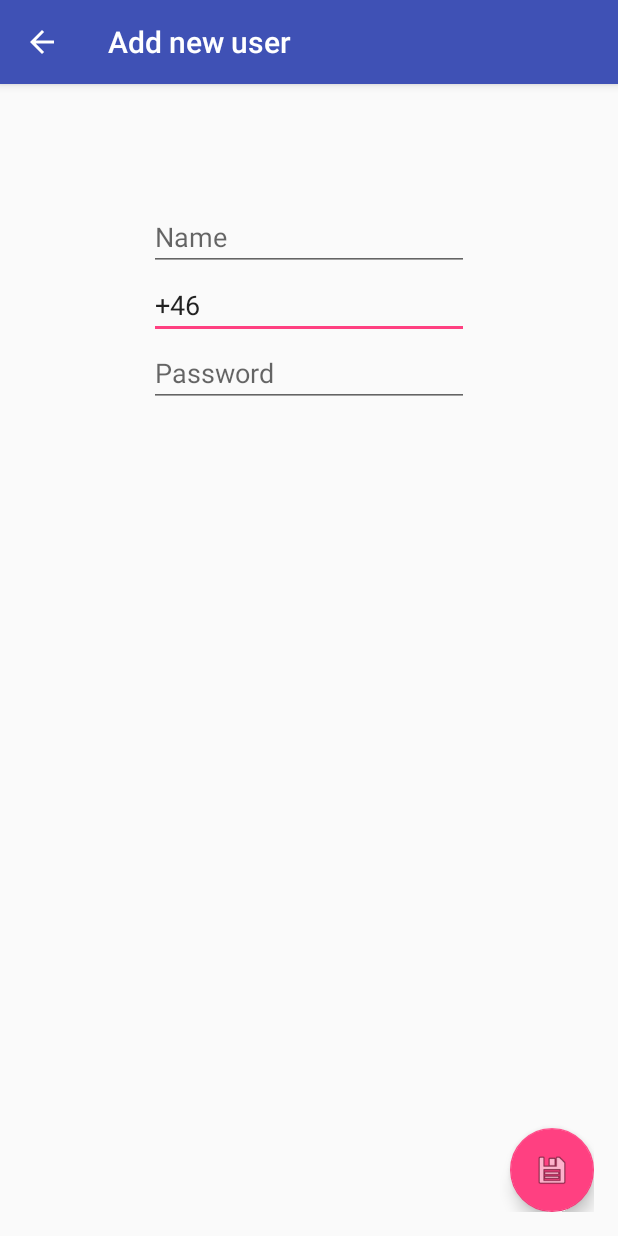
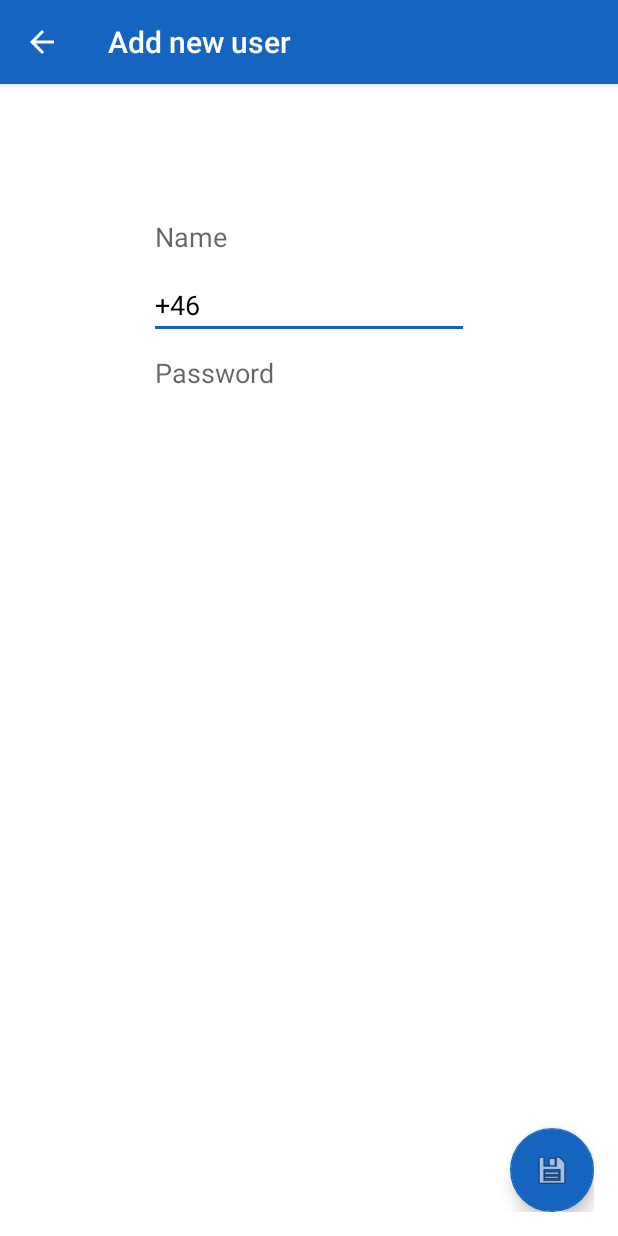
Before and after one commit to ArcticLabs/Opendoor, an Android app: the NewUserActivity screen opened directly, with no data from a screen before it, on a phone screen of 412 x 824 dp. Run offline under Robolectric (Android 15) with nearby library versions, the phone set to English and light mode, and no system bars.

Commit message:
Added launcher icon and adjusted theme colors.

```diff
--- a/app/src/main/res/values-v21/styles.xml
+++ b/app/src/main/res/values-v21/styles.xml
@@ -20,4 +20,15 @@
             <item name="android:windowDrawsSystemBarBackgrounds">true</item>
             <item name="android:statusBarColor">@android:color/transparent</item>
         </style>
+
+    <style name="AppTheme" parent="Theme.AppCompat.Light.DarkActionBar">
+        <!-- Customize your theme here. -->
+        <item name="colorPrimary">@color/colorPrimary</item>
+        <item name="colorPrimaryDark">@color/colorPrimaryDark</item>
+        <item name="colorAccent">@color/colorAccent</item>
+        <item name="android:textColorPrimary">@android:color/black</item>
+        <item name="android:colorBackground">@android:color/background_light</item>
+        <item name="android:colorForeground">@android:color/background_light</item>
+        <item name="android:navigationBarColor">@android:color/black</item>
+    </style>
 </resources>
--- a/app/src/main/res/values/colors.xml
+++ b/app/src/main/res/values/colors.xml
@@ -15,7 +15,7 @@
   -->
 
 <resources>
-    <color name="colorPrimary">#3F51B5</color>
-    <color name="colorPrimaryDark">#303F9F</color>
-    <color name="colorAccent">#FF4081</color>
+    <color name="colorPrimary">#1565c0</color>
+    <color name="colorPrimaryDark">#0d47a1</color>
+    <color name="colorAccent">#1565c0</color>
 </resources>
--- a/app/src/main/res/values/styles.xml
+++ b/app/src/main/res/values/styles.xml
@@ -21,6 +21,9 @@
         <item name="colorPrimary">@color/colorPrimary</item>
         <item name="colorPrimaryDark">@color/colorPrimaryDark</item>
         <item name="colorAccent">@color/colorAccent</item>
+        <item name="android:textColorPrimary">@android:color/black</item>
+        <item name="android:colorBackground">@android:color/background_light</item>
+        <item name="android:colorForeground">@android:color/background_light</item>
     </style>
     <style name="AppTheme.NoActionBar">
         <item name="windowActionBar">false</item>
```
Also changed, not shown: app/src/main/res/mipmap-hdpi/ic_launcher.png, app/src/main/res/mipmap-mdpi/ic_launcher.png, app/src/main/res/mipmap-xhdpi/ic_launcher.png, app/src/main/res/mipmap-xxhdpi/ic_launcher.png, app/src/main/res/mipmap-xxxhdpi/ic_launcher.png.
